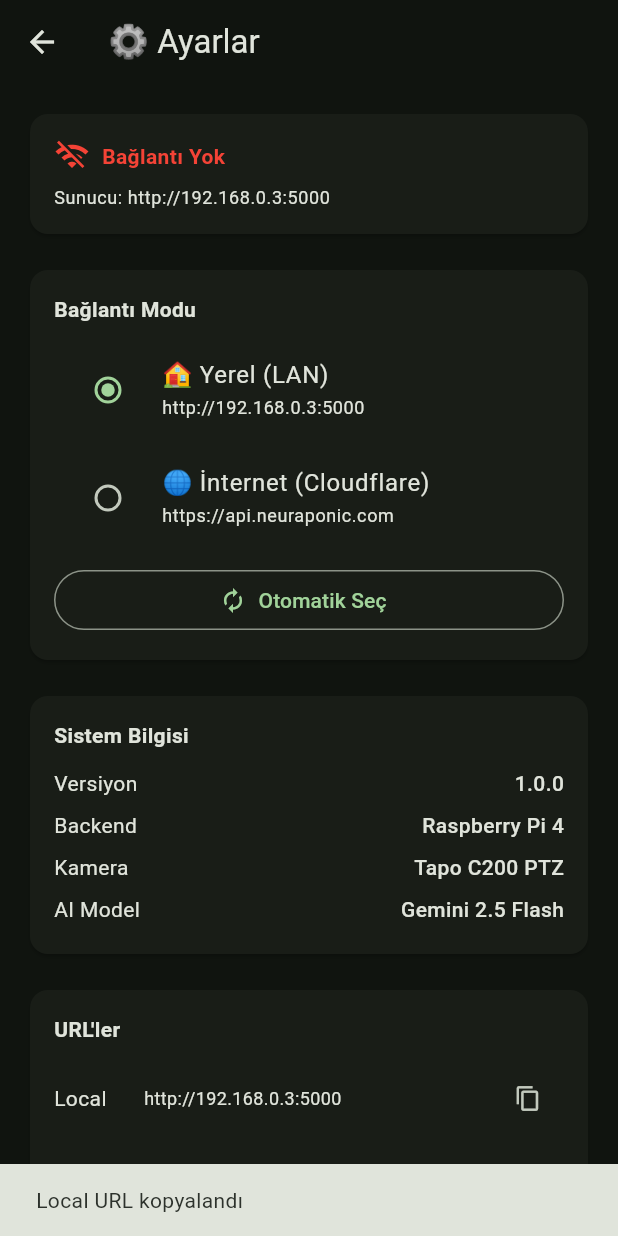
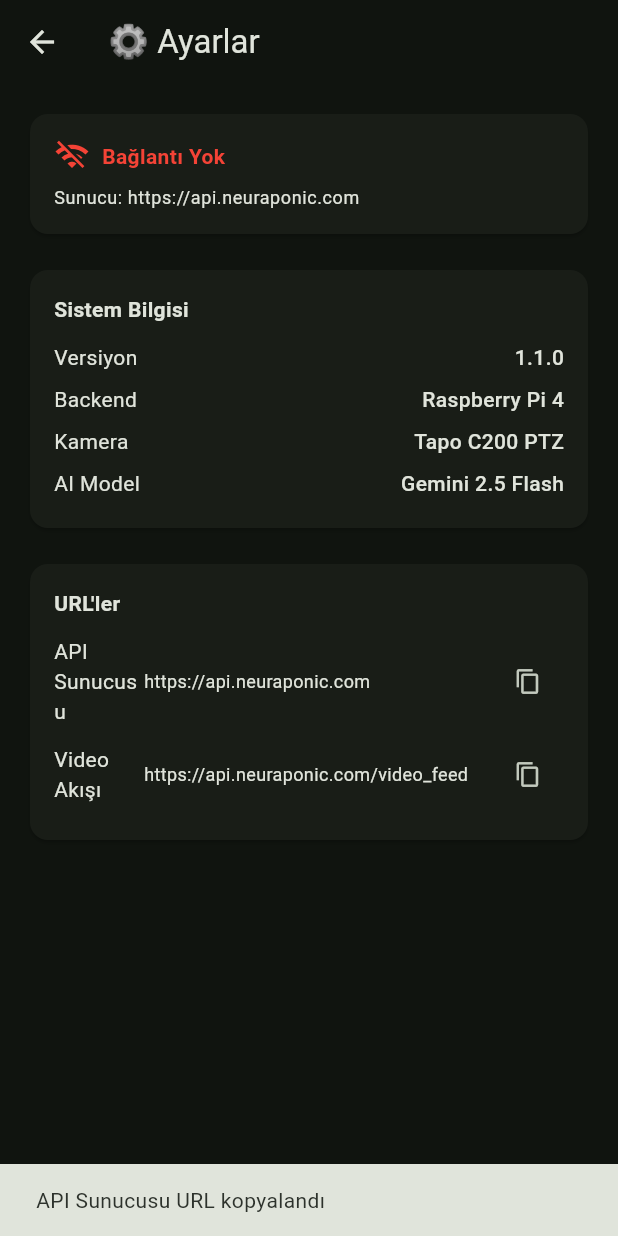
Before and after one commit to mustafademiroz97-tech/agrimind-flutter, a Flutter app: the SettingsScreen screen opened directly, after a tap on the "content copy" icon, on a phone screen of 412 x 824 dp. Run offline on Flutter 3.47's test engine with Material 3 defaults, Android fonts, the phone set to English and light mode, and no system bars; missing offline and left inert: dart:html, dart:ui_web, mqtt_client; network calls fail.

Commit message:
Update for cloud build

```diff
--- a/lib/screens/brain_chat_screen.dart
+++ b/lib/screens/brain_chat_screen.dart
@@ -185,7 +185,7 @@ class _BrainChatScreenState extends State<BrainChatScreen> {
               decoration: BoxDecoration(
                 color: isUser
                     ? Theme.of(context).colorScheme.primary
-                    : Theme.of(context).colorScheme.surfaceVariant,
+                    : Theme.of(context).colorScheme.surfaceContainerHighest,
                 borderRadius: BorderRadius.only(
                   topLeft: const Radius.circular(20),
                   topRight: const Radius.circular(20),
@@ -245,7 +245,7 @@ class _BrainChatScreenState extends State<BrainChatScreen> {
           Container(
             padding: const EdgeInsets.all(16),
             decoration: BoxDecoration(
-              color: Theme.of(context).colorScheme.surfaceVariant,
+              color: Theme.of(context).colorScheme.surfaceContainerHighest,
               borderRadius: BorderRadius.circular(20),
             ),
             child: Row(
@@ -334,7 +334,7 @@ class _BrainChatScreenState extends State<BrainChatScreen> {
                     borderSide: BorderSide.none,
                   ),
                   filled: true,
-                  fillColor: Theme.of(context).colorScheme.surfaceVariant,
+                  fillColor: Theme.of(context).colorScheme.surfaceContainerHighest,
                   contentPadding: const EdgeInsets.symmetric(
                     horizontal: 20,
                     vertical: 12,
--- a/lib/screens/camera_screen.dart
+++ b/lib/screens/camera_screen.dart
@@ -1,5 +1,4 @@
 import 'package:flutter/material.dart';
-import 'package:flutter/foundation.dart' show kIsWeb;
 import 'package:provider/provider.dart';
 import '../providers/app_provider.dart';
 import '../services/mqtt_service.dart';
--- a/lib/screens/control_screen.dart
+++ b/lib/screens/control_screen.dart
@@ -1,3 +1,4 @@
+// ignore_for_file: deprecated_member_use
 import 'package:flutter/material.dart';
 import 'package:provider/provider.dart';
 import '../providers/app_provider.dart';
@@ -106,7 +107,8 @@ class _ControlScreenState extends State<ControlScreen> {
   Widget _buildSystemStatus() {
     final status = _healthData?['status'] ?? 'unknown';
     final isOk = status == 'ok';
-    final agentStatus = _healthData?['agent_status'] as Map<String, dynamic>? ?? {};
+    final agentStatus =
+        _healthData?['agent_status'] as Map<String, dynamic>? ?? {};
 
     return Card(
       child: Padding(
@@ -192,7 +194,7 @@ class _ControlScreenState extends State<ControlScreen> {
         Container(
           padding: const EdgeInsets.symmetric(horizontal: 8, vertical: 2),
           decoration: BoxDecoration(
-            color: (isOk ? Colors.green : Colors.orange).withOpacity(0.2),
+            color: (isOk ? Colors.green : Colors.orange).withValues(alpha: 0.2),
             borderRadius: BorderRadius.circular(8),
           ),
           child: Text(
@@ -255,13 +257,14 @@ class _ControlScreenState extends State<ControlScreen> {
     );
   }
 
-  Widget _actionButton(String label, IconData icon, Color color, VoidCallback onTap) {
+  Widget _actionButton(
+      String label, IconData icon, Color color, VoidCallback onTap) {
     return ElevatedButton.icon(
       onPressed: onTap,
       icon: Icon(icon, size: 18),
       label: Text(label),
       style: ElevatedButton.styleFrom(
-        backgroundColor: color.withOpacity(0.2),
+        backgroundColor: color.withValues(alpha: 0.2),
         foregroundColor: color,
       ),
     );
@@ -296,11 +299,12 @@ class _ControlScreenState extends State<ControlScreen> {
                       ],
                     ),
                     Container(
-                      padding: const EdgeInsets.symmetric(horizontal: 12, vertical: 6),
+                      padding: const EdgeInsets.symmetric(
+                          horizontal: 12, vertical: 6),
                       decoration: BoxDecoration(
                         color: status.moving
-                            ? Colors.orange.withOpacity(0.2)
-                            : Colors.green.withOpacity(0.2),
+                            ? Colors.orange.withValues(alpha: 0.2)
+                            : Colors.green.withValues(alpha: 0.2),
                         borderRadius: BorderRadius.circular(20),
                       ),
                       child: Row(
@@ -314,7 +318,8 @@ class _ControlScreenState extends State<ControlScreen> {
                           Text(
                             status.moving ? 'Hareket' : 'Hazır',
                             style: TextStyle(
-                              color: status.moving ? Colors.orange : Colors.green,
+                              color:
+                                  status.moving ? Colors.orange : Colors.green,
                             ),
                           ),
                         ],
@@ -329,9 +334,8 @@ class _ControlScreenState extends State<ControlScreen> {
                     final rack = index + 1;
                     final isActive = status.rack == rack;
                     return ElevatedButton(
-                      onPressed: status.moving
-                          ? null
-                          : () => provider.goToRack(rack),
+                      onPressed:
+                          status.moving ? null : () => provider.goToRack(rack),
                       style: ElevatedButton.styleFrom(
                         backgroundColor: isActive
                             ? Theme.of(context).colorScheme.primary
@@ -398,7 +402,8 @@ class _ControlScreenState extends State<ControlScreen> {
             onChanged: (v) {
               // TODO: API çağrısı
               ScaffoldMessenger.of(context).showSnackBar(
-                const SnackBar(content: Text('Kontrol API\'si henüz hazır değil')),
+                const SnackBar(
+                    content: Text('Kontrol API\'si henüz hazır değil')),
               );
             },
           ),
@@ -455,19 +460,23 @@ class _ControlScreenState extends State<ControlScreen> {
           children: [
             ListTile(
               title: const Text('30 Dakika'),
-              leading: Radio<int>(value: 1800, groupValue: current, onChanged: (v) {}),
+              leading: Radio<int>(
+                  value: 1800, groupValue: current, onChanged: (v) {}),
             ),
             ListTile(
               title: const Text('1 Saat'),
-              leading: Radio<int>(value: 3600, groupValue: current, onChanged: (v) {}),
+              leading: Radio<int>(
+                  value: 3600, groupValue: current, onChanged: (v) {}),
             ),
             ListTile(
               title: const Text('2 Saat'),
-              leading: Radio<int>(value: 7200, groupValue: current, onChanged: (v) {}),
+              leading: Radio<int>(
+                  value: 7200, groupValue: current, onChanged: (v) {}),
             ),
             ListTile(
               title: const Text('4 Saat'),
-              leading: Radio<int>(value: 14400, groupValue: current, onChanged: (v) {}),
+              leading: Radio<int>(
+                  value: 14400, groupValue: current, onChanged: (v) {}),
             ),
           ],
         ),
--- a/lib/screens/dashboard_screen.dart
+++ b/lib/screens/dashboard_screen.dart
@@ -1,6 +1,5 @@
 import 'package:flutter/material.dart';
 import 'package:provider/provider.dart';
-import 'package:fl_chart/fl_chart.dart';
 import '../providers/app_provider.dart';
 import '../services/mqtt_service.dart';
 import '../widgets/sensor_gauge.dart';
@@ -75,7 +74,7 @@ class DashboardScreen extends StatelessWidget {
                       padding: const EdgeInsets.all(12),
                       margin: const EdgeInsets.only(bottom: 16),
                       decoration: BoxDecoration(
-                        color: Colors.red.withOpacity(0.2),
+                        color: Colors.red.withValues(alpha: 0.2),
                         borderRadius: BorderRadius.circular(8),
                       ),
                       child: Row(
--- a/lib/screens/reports_screen.dart
+++ b/lib/screens/reports_screen.dart
@@ -1,5 +1,4 @@
 import 'package:flutter/material.dart';
-import 'package:provider/provider.dart';
 import '../services/api_service.dart';
 import '../models/report.dart';
 
@@ -146,7 +145,7 @@ class _ReportsScreenState extends State<ReportsScreen> with SingleTickerProvider
                       children: report.rackHealths.entries.map((e) {
                         return Chip(
                           label: Text('${e.key}: ${e.value}'),
-                          backgroundColor: _healthColor(e.value.toDouble()).withOpacity(0.2),
+                          backgroundColor: _healthColor(e.value.toDouble()).withValues(alpha: 0.2),
                         );
                       }).toList(),
                     ),
@@ -242,7 +241,7 @@ class _ReportsScreenState extends State<ReportsScreen> with SingleTickerProvider
             margin: const EdgeInsets.only(bottom: 12),
             child: ListTile(
               leading: CircleAvatar(
-                backgroundColor: Colors.green.withOpacity(0.2),
+                backgroundColor: Colors.green.withValues(alpha: 0.2),
                 child: Text('${index + 1}'),
               ),
               title: Text(report['period'] ?? report['week'] ?? report['month'] ?? '$type ${index + 1}'),
@@ -294,7 +293,7 @@ class _ReportsScreenState extends State<ReportsScreen> with SingleTickerProvider
     return Container(
       padding: const EdgeInsets.symmetric(horizontal: 12, vertical: 4),
       decoration: BoxDecoration(
-        color: color.withOpacity(0.2),
+        color: color.withValues(alpha: 0.2),
         borderRadius: BorderRadius.circular(12),
         border: Border.all(color: color),
       ),
@@ -304,7 +303,7 @@ class _ReportsScreenState extends State<ReportsScreen> with SingleTickerProvider
           Icon(Icons.favorite, size: 14, color: color),
           const SizedBox(width: 4),
           Text(
-            '${health.toStringAsFixed(0)}',
+            health.toStringAsFixed(0),
             style: TextStyle(color: color, fontWeight: FontWeight.bold),
           ),
         ],
--- a/lib/screens/settings_screen.dart
+++ b/lib/screens/settings_screen.dart
@@ -50,79 +50,8 @@ class SettingsScreen extends StatelessWidget {
                       ),
                       const SizedBox(height: 8),
                       Text(
-                        'Sunucu: ${provider.currentServerUrl}',
+                        'Sunucu: ${ApiService.baseUrl}', // Her zaman doğru URL'i göster
                         style: Theme.of(context).textTheme.bodySmall,
-                      ),
-                    ],
-                  ),
-                ),
-              ),
-
-              const SizedBox(height: 16),
-
-              // Bağlantı Modu
-              Card(
-                child: Padding(
-                  padding: const EdgeInsets.all(16),
-                  child: Column(
-                    crossAxisAlignment: CrossAxisAlignment.start,
-                    children: [
-                      const Text(
-                        'Bağlantı Modu',
-                        style: TextStyle(fontWeight: FontWeight.bold),
-                      ),
-                      const SizedBox(height: 8),
-
-                      // Local
-                      RadioListTile<bool>(
-                        title: const Text('🏠 Yerel (LAN)'),
-                        subtitle: Text(
-                          ApiService.localUrl,
-                          style: Theme.of(context).textTheme.bodySmall,
-                        ),
-                        value: false,
-                        groupValue: provider.isRemoteMode,
-                        onChanged: (v) => provider.setConnectionMode(false),
-                      ),
-
-                      // Remote
-                      RadioListTile<bool>(
-                        title: const Text('🌐 İnternet (Cloudflare)'),
-                        subtitle: Text(
-                          ApiService.remoteUrl,
-                          style: Theme.of(context).textTheme.bodySmall,
-                        ),
-                        value: true,
-                        groupValue: provider.isRemoteMode,
-                        onChanged: (v) => provider.setConnectionMode(true),
-                      ),
-
-                      const SizedBox(height: 8),
-
-                      // Otomatik seç butonu
-                      SizedBox(
-                        width: double.infinity,
-                        child: OutlinedButton.icon(
-                          onPressed: () async {
-                            ScaffoldMessenger.of(context).showSnackBar(
-                              const SnackBar(content: Text('Sunucu test ediliyor...')),
-                            );
-                            await provider.autoSelectServer();
-                            if (context.mounted) {
-                              ScaffoldMessenger.of(context).showSnackBar(
-                                SnackBar(
-                                  content: Text(
-                                    provider.isConnected
-                                        ? '✅ ${provider.isRemoteMode ? "Remote" : "Local"} bağlantı başarılı'
-                                        : '❌ Bağlantı kurulamadı',
-                                  ),
-                                ),
-                              );
-                            }
-                          },
-                          icon: const Icon(Icons.autorenew),
-                          label: const Text('Otomatik Seç'),
-                        ),
                       ),
                     ],
                   ),
@@ -143,7 +72,7 @@ class SettingsScreen extends StatelessWidget {
                         style: TextStyle(fontWeight: FontWeight.bold),
                       ),
                       const SizedBox(height: 8),
-                      _infoRow('Versiyon', '1.0.0'),
+                      _infoRow('Versiyon', '1.1.0'), // Versiyon güncellendi
                       _infoRow('Backend', 'Raspberry Pi 4'),
                       _infoRow('Kamera', 'Tapo C200 PTZ'),
                       _infoRow('AI Model', 'Gemini 2.5 Flash'),
@@ -166,9 +95,8 @@ class SettingsScreen extends StatelessWidget {
                         style: TextStyle(fontWeight: FontWeight.bold),
                       ),
                       const SizedBox(height: 8),
-                      _copyableUrl(context, 'Local', ApiService.localUrl),
-                      _copyableUrl(context, 'Remote', ApiService.remoteUrl),
-                      _copyableUrl(context, 'Video Feed', '${provider.currentServerUrl}/video_feed'),
+                      _copyableUrl(context, 'API Sunucusu', ApiService.baseUrl),
+                      _copyableUrl(context, 'Video Akışı', '${ApiService.baseUrl}/video_feed'),
                     ],
                   ),
                 ),
--- a/lib/services/api_service.dart
+++ b/lib/services/api_service.dart
@@ -6,30 +6,23 @@ import '../models/elevator_status.dart';
 import '../models/report.dart';
 
 class ApiService {
-  // Varsayılan URL'ler
-  static const String localUrl = 'http://192.168.0.3:5000';
-  static const String remoteUrl = 'https://api.neuraponic.com';
-
-  // Aktif URL - başlangıçta REMOTE (dışarıdan erişim için)
-  static String _baseUrl = remoteUrl;
-  static bool _isRemote = true;
+  // URL'ler artık sadece remote olacak şekilde sabitlendi.
+  static const String _baseUrl = 'https://api.neuraponic.com';
 
   static String get baseUrl => _baseUrl;
-  static bool get isRemote => _isRemote;
+  static bool get isRemote => true; // Her zaman remote moddayız.
 
-  // URL'i manuel değiştir
+  // URL'i manuel değiştirme fonksiyonları kaldırıldı veya etkisiz hale getirildi.
   static void setRemoteMode(bool remote) {
-    _isRemote = remote;
-    _baseUrl = remote ? remoteUrl : localUrl;
+    // Bu fonksiyon artık bir işe yaramayacak.
   }
 
-  // Direkt URL ayarla
   static void setBaseUrl(String url) {
-    _baseUrl = url;
+    // Bu fonksiyon artık bir işe yaramayacak.
   }
 
   // Timeout süresi
-  static const Duration timeout = Duration(seconds: 10);
+  static const Duration timeout = Duration(seconds: 15); // Timeout biraz artırıldı.
 
   // ============ SENSORS ============
   Future<SensorData> getMetrics() async {
--- a/lib/widgets/elevator_controls.dart
+++ b/lib/widgets/elevator_controls.dart
@@ -17,7 +17,7 @@ class ElevatorControls extends StatelessWidget {
             Container(
               padding: const EdgeInsets.all(8),
               decoration: BoxDecoration(
-                color: Theme.of(context).colorScheme.surfaceVariant,
+                color: Theme.of(context).colorScheme.surfaceContainerHighest,
                 borderRadius: BorderRadius.circular(12),
               ),
               child: Column(
@@ -121,8 +121,8 @@ class ElevatorControls extends StatelessWidget {
       message: tooltip,
       child: Material(
         color: isStop
-            ? Colors.red.withOpacity(0.2)
-            : Theme.of(context).colorScheme.surfaceVariant,
+            ? Colors.red.withValues(alpha: 0.2)
+            : Theme.of(context).colorScheme.surfaceContainerHighest,
         shape: const CircleBorder(),
         child: InkWell(
           onTap: disabled && !isStop ? null : onPressed,
--- a/lib/widgets/mjpeg_viewer_web.dart
+++ b/lib/widgets/mjpeg_viewer_web.dart
@@ -1,4 +1,4 @@
-// ignore_for_file: avoid_web_libraries_in_flutter
+// ignore_for_file: avoid_web_libraries_in_flutter, deprecated_member_use
 
 import 'package:flutter/material.dart';
 import 'dart:html' as html;
@@ -111,7 +111,9 @@ class _MjpegViewerPlatformState extends State<MjpegViewerPlatform> {
                   const Icon(Icons.videocam_off, size: 64, color: Colors.grey),
                   const SizedBox(height: 16),
                   Text(
-                    _errorMessage.isEmpty ? 'Kamera bağlantısı yok' : _errorMessage,
+                    _errorMessage.isEmpty
+                        ? 'Kamera bağlantısı yok'
+                        : _errorMessage,
                     style: const TextStyle(color: Colors.white70, fontSize: 16),
                   ),
                   const SizedBox(height: 16),
--- a/lib/widgets/ptz_joystick.dart
+++ b/lib/widgets/ptz_joystick.dart
@@ -24,7 +24,7 @@ class PtzJoystick extends StatelessWidget {
           Container(
             decoration: BoxDecoration(
               shape: BoxShape.circle,
-              color: Theme.of(context).colorScheme.surfaceVariant,
+              color: Theme.of(context).colorScheme.surfaceContainerHighest,
               border: Border.all(color: Colors.grey[700]!),
             ),
           ),
@@ -73,7 +73,7 @@ class PtzJoystick extends StatelessWidget {
               height: 40,
               decoration: BoxDecoration(
                 shape: BoxShape.circle,
-                color: Colors.green.withOpacity(0.2),
+                color: Colors.green.withValues(alpha: 0.2),
                 border: Border.all(color: Colors.green),
               ),
               child: const Icon(Icons.home, color: Colors.green, size: 20),
@@ -94,7 +94,7 @@ class PtzJoystick extends StatelessWidget {
         height: 36,
         decoration: BoxDecoration(
           shape: BoxShape.circle,
-          color: Colors.blue.withOpacity(0.2),
+          color: Colors.blue.withValues(alpha: 0.2),
           border: Border.all(color: Colors.blue),
         ),
         child: Icon(icon, color: Colors.blue, size: 20),
--- a/lib/widgets/rack_card.dart
+++ b/lib/widgets/rack_card.dart
@@ -27,9 +27,10 @@ class RackCard extends StatelessWidget {
                   ),
                 ),
                 Container(
-                  padding: const EdgeInsets.symmetric(horizontal: 8, vertical: 2),
+                  padding:
+                      const EdgeInsets.symmetric(horizontal: 8, vertical: 2),
                   decoration: BoxDecoration(
-                    color: healthColor.withOpacity(0.2),
+                    color: healthColor.withValues(alpha: 0.2),
                     borderRadius: BorderRadius.circular(10),
                     border: Border.all(color: healthColor),
                   ),
@@ -56,9 +57,12 @@ class RackCard extends StatelessWidget {
               child: Column(
                 mainAxisAlignment: MainAxisAlignment.spaceEvenly,
                 children: [
-                  _buildMetricRow(Icons.thermostat, 'Sıcaklık', '${rack.temperature.toStringAsFixed(1)}°C'),
-                  _buildMetricRow(Icons.water_drop, 'Nem', '${rack.humidity.toStringAsFixed(0)}%'),
-                  _buildMetricRow(Icons.light_mode, 'Işık', '${rack.light} lux'),
+                  _buildMetricRow(Icons.thermostat, 'Sıcaklık',
+                      '${rack.temperature.toStringAsFixed(1)}°C'),
+                  _buildMetricRow(Icons.water_drop, 'Nem',
+                      '${rack.humidity.toStringAsFixed(0)}%'),
+                  _buildMetricRow(
+                      Icons.light_mode, 'Işık', '${rack.light} lux'),
                 ],
               ),
             ),
@@ -73,8 +77,11 @@ class RackCard extends StatelessWidget {
       children: [
         Icon(icon, size: 14, color: Colors.grey),
         const SizedBox(width: 4),
-        Expanded(child: Text(label, style: const TextStyle(fontSize: 11, color: Colors.grey))),
-        Text(value, style: const TextStyle(fontSize: 12, fontWeight: FontWeight.w500)),
+        Expanded(
+            child: Text(label,
+                style: const TextStyle(fontSize: 11, color: Colors.grey))),
+        Text(value,
+            style: const TextStyle(fontSize: 12, fontWeight: FontWeight.w500)),
       ],
     );
   }
--- a/lib/widgets/sensor_gauge.dart
+++ b/lib/widgets/sensor_gauge.dart
@@ -34,7 +34,7 @@ class SensorGauge extends StatelessWidget {
     if (isOptimal) {
       statusColor = Colors.green;
     } else if ((isLow && value < min + (optimal[0] - min) * 0.5) ||
-               (isHigh && value > optimal[1] + (max - optimal[1]) * 0.5)) {
+        (isHigh && value > optimal[1] + (max - optimal[1]) * 0.5)) {
       statusColor = Colors.red;
     } else {
       statusColor = Colors.orange;
@@ -104,7 +104,7 @@ class SensorGauge extends StatelessWidget {
                   child: Container(
                     width: 2,
                     height: 6,
-                    color: Colors.green.withOpacity(0.5),
+                    color: Colors.green.withValues(alpha: 0.5),
                   ),
                 ),
                 Positioned(
@@ -112,7 +112,7 @@ class SensorGauge extends StatelessWidget {
                   child: Container(
                     width: 2,
                     height: 6,
-                    color: Colors.green.withOpacity(0.5),
+                    color: Colors.green.withValues(alpha: 0.5),
                   ),
                 ),
               ],
```
Also changed, not shown: 2 other files.
